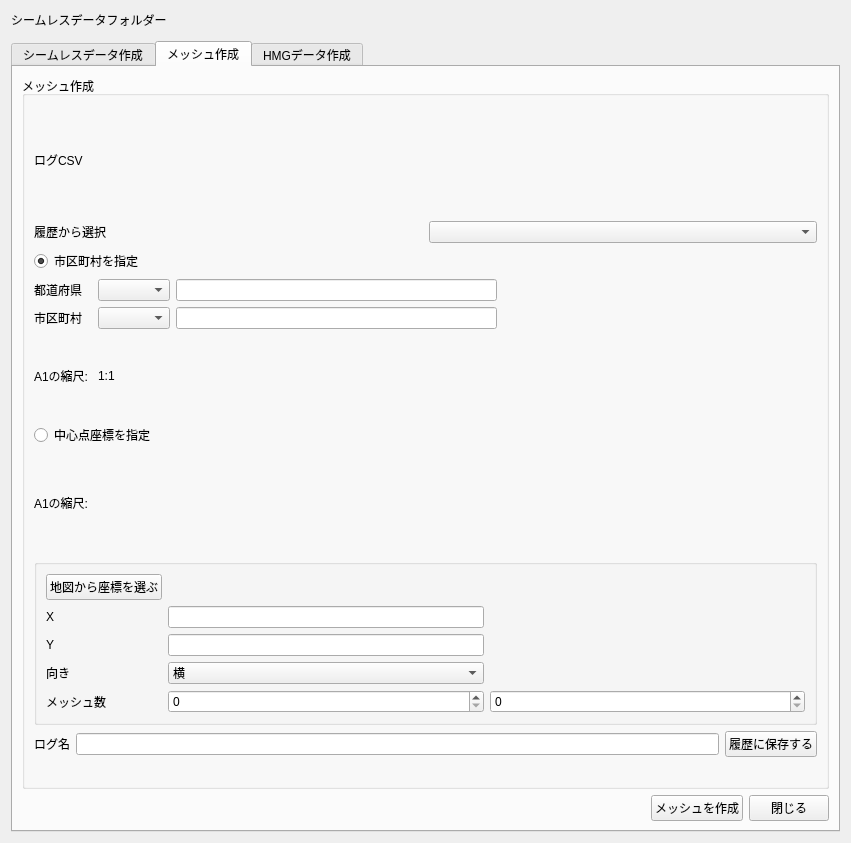
0712kazu/HazardMapGame_tool, file ui/main_window.ui: the form before one commit.
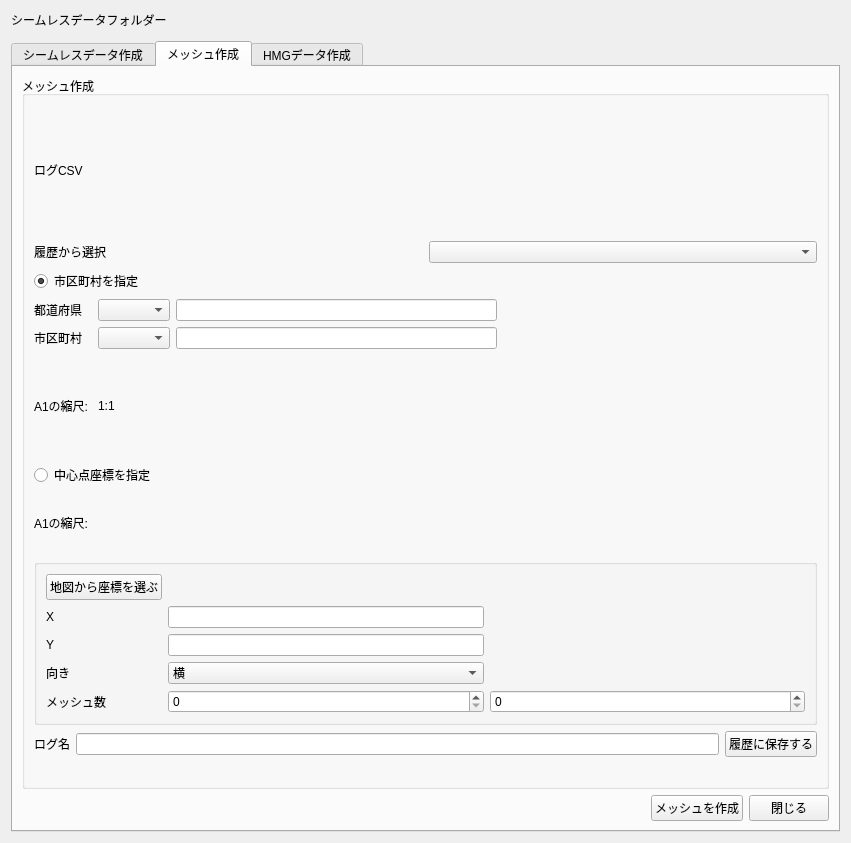
The form after the commit. The open tabs and pages were chosen to show the change. Custom widgets are drawn as their Qt base class.

Commit message: Implementent second chart dataset

Diff of the .ui file:
```diff
--- a/ui/main_window.ui
+++ b/ui/main_window.ui
@@ -449,8 +449,8 @@
                </property>
                <property name="maximumSize">
                 <size>
-                    <width>60</width>
-                    <height>100</height>
+                    <width>80</width>
+                    <height>60</height>
                 </size>
                 </property>
               </widget>
```
The commit also changes 1 other file.
